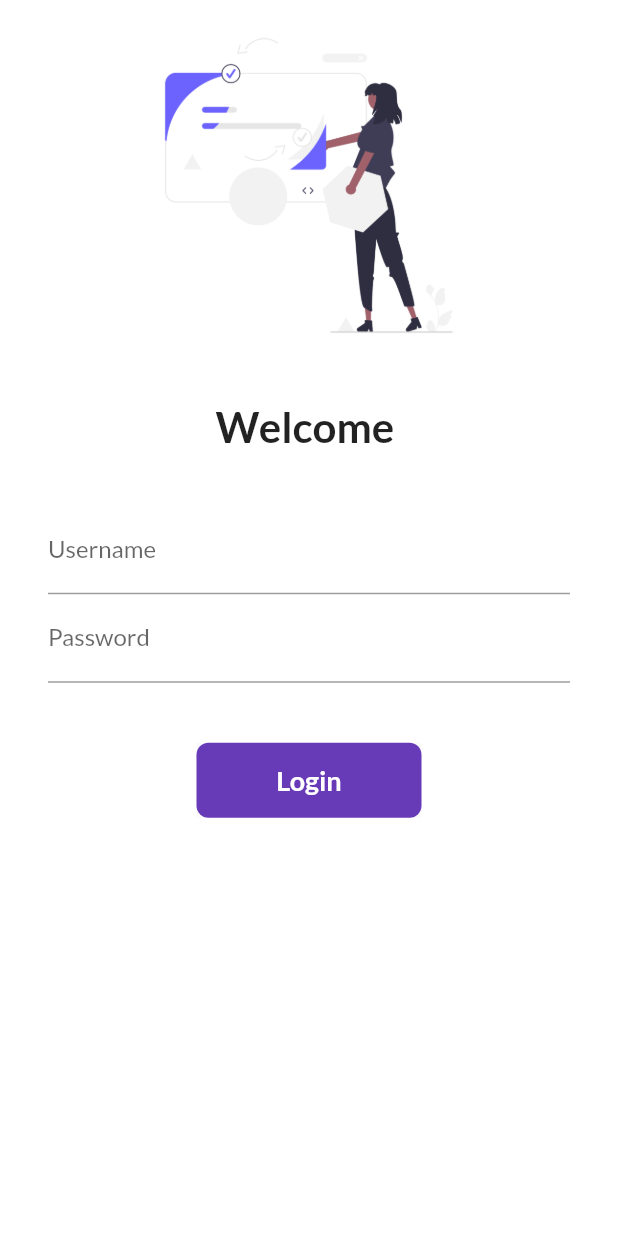
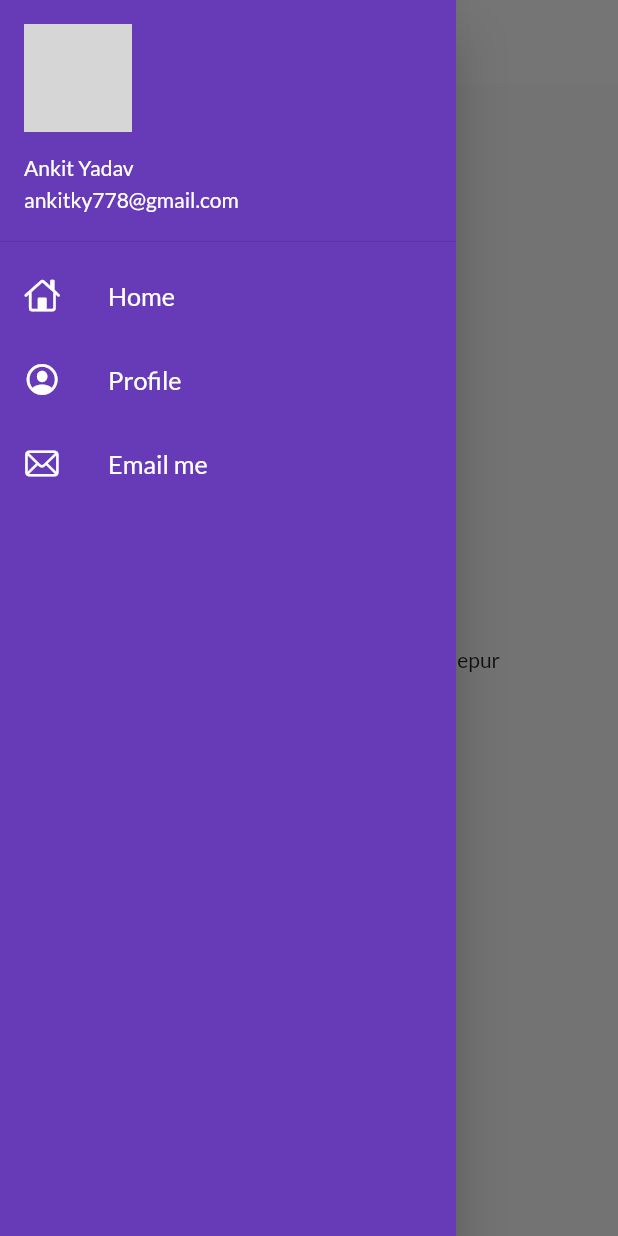
Before and after one commit to vickyjacks/flutter_project, a Flutter app: the screen it shows after launch, with the side drawer open (before the commit the screen has no drawer), on a phone screen of 412 x 824 dp. Run offline on Flutter 3.47's test engine with Material 2 defaults, Android fonts, the phone set to English and light mode, and no system bars; our stand-ins replace google_fonts; grey boxes are pictures that could not be loaded.

Commit message:
add model and drawe

```diff
--- a/lib/main.dart
+++ b/lib/main.dart
@@ -1,8 +1,8 @@
 import 'package:flutter/material.dart';
-import 'package:google_fonts/google_fonts.dart';
 import 'package:tutorial_project/pages/login_page.dart';
 import 'package:tutorial_project/utils/routes.dart';
 import 'pages/home_page.dart';
+import 'widgets/themes.dart';
 
 void main() {
   runApp(MyApp());
@@ -13,14 +13,10 @@ class MyApp extends StatelessWidget {
   Widget build(BuildContext context) {
     return MaterialApp(
       themeMode: ThemeMode.light,
-      theme: ThemeData(
-        primarySwatch: Colors.deepPurple,
-        fontFamily: GoogleFonts.lato().fontFamily,
-      ),
-      darkTheme: ThemeData(
-        brightness: Brightness.dark,
-      ),
-      initialRoute: "/",
+      theme: MyTheme.lightTheme(context),
+      darkTheme: MyTheme.darkTheme(context),
+      debugShowCheckedModeBanner: false,
+      initialRoute: MyRoutes.homeRoute,
       routes: {
         "/": (context) => LoginPage(),
         MyRoutes.homeRoute: (context) => HomePage(),
--- a/lib/pages/home_page.dart
+++ b/lib/pages/home_page.dart
@@ -1,4 +1,5 @@
 import 'package:flutter/material.dart';
+import 'package:tutorial_project/widgets/drawer.dart';
 
 class HomePage extends StatelessWidget {
   final int days = 30;
@@ -14,7 +15,7 @@ class HomePage extends StatelessWidget {
           child: Text("Welcome to $days days of flutter by $name"),
         ),
       ),
-      drawer: Drawer(),
+      drawer: MyDrawer(),
     );
   }
 }
--- a/lib/pages/login_page.dart
+++ b/lib/pages/login_page.dart
@@ -7,11 +7,13 @@ class LoginPage extends StatefulWidget {
 }
 
 class _LoginPageState extends State<LoginPage> {
-  final _formkey = GlobalKey<FormState>();
   String name = "";
   bool changeButton = false;
-  moveToHome() async {
-    if (_formkey.currentState!.validate()) {
+
+  final _formKey = GlobalKey<FormState>();
+
+  moveToHome(BuildContext context) async {
+    if (_formKey.currentState!.validate()) {
       setState(() {
         changeButton = true;
       });
@@ -29,15 +31,12 @@ class _LoginPageState extends State<LoginPage> {
         color: Colors.white,
         child: SingleChildScrollView(
           child: Form(
-            key: _formkey,
+            key: _formKey,
             child: Column(
               children: [
-                Container(
-                  height: MediaQuery.of(context).size.height * 0.3,
-                  child: Image.asset(
-                    "assets/login.png",
-                    fit: BoxFit.cover,
-                  ),
+                Image.asset(
+                  "assets/images/hey.png",
+                  fit: BoxFit.cover,
                 ),
                 SizedBox(
                   height: 20.0,
@@ -64,8 +63,9 @@ class _LoginPageState extends State<LoginPage> {
                         ),
                         validator: (value) {
                           if (value!.isEmpty) {
-                            return "please enter username";
+                            return "Username cannot be empty";
                           }
+
                           return null;
                         },
                         onChanged: (value) {
@@ -81,27 +81,23 @@ class _LoginPageState extends State<LoginPage> {
                         ),
                         validator: (value) {
                           if (value!.isEmpty) {
-                            return "please enter password";
+                            return "Password cannot be empty";
                           } else if (value.length < 6) {
-                            return "password is incoreect";
-                          } else {
-                            return null;
+                            return "Password length should be atleast 6";
                           }
-                        },
-                        onChanged: (value) {
-                          name = value;
-                          setState(() {});
+
+                          return null;
                         },
                       ),
                       SizedBox(
                         height: 40.0,
                       ),
-
                       Material(
+                        color: Colors.deepPurple,
+                        borderRadius:
+                            BorderRadius.circular(changeButton ? 50 : 8),
                         child: InkWell(
-                          onTap: () async {
-                            moveToHome();
-                          },
+                          onTap: () => moveToHome(context),
                           child: AnimatedContainer(
                             duration: Duration(seconds: 1),
                             width: changeButton ? 50 : 150,
@@ -119,22 +115,9 @@ class _LoginPageState extends State<LoginPage> {
                                         fontWeight: FontWeight.bold,
                                         fontSize: 18),
                                   ),
-                            decoration: BoxDecoration(
-                              color: Colors.deepPurple,
-                              borderRadius:
-                                  BorderRadius.circular(changeButton ? 50 : 8),
-                            ),
                           ),
                         ),
                       ),
-
-                      // ElevatedButton(
-                      //   child: Text("Login"),
-                      //   style: TextButton.styleFrom(minimumSize: Size(150, 40)),
-                      //   onPressed: () {
-                      //     Navigator.pushNamed(context, MyRoutes.homeRoute);
-                      //   },
-                      // )
                     ],
                   ),
                 )
--- /dev/null
+++ b/lib/widgets/drawer.dart
@@ -0,0 +1,70 @@
+import 'package:flutter/cupertino.dart';
+import 'package:flutter/material.dart';
+
+class MyDrawer extends StatelessWidget {
+  @override
+  Widget build(BuildContext context) {
+    //final imageUrl =
+    // "https://business.google.com/photos/l/15295807323141294438?hl=en";
+    return Drawer(
+      child: Container(
+        color: Colors.deepPurple,
+        child: ListView(
+          padding: EdgeInsets.zero,
+          children: [
+            DrawerHeader(
+              padding: EdgeInsets.zero,
+              child: UserAccountsDrawerHeader(
+                margin: EdgeInsets.zero,
+                accountName: Text("Ankit Yadav"),
+                accountEmail: Text("ankitky778@gmail.com"),
+                currentAccountPicture: CircleAvatar(
+                  backgroundImage: AssetImage("images/ankitydv.jpg"),
+                ),
+              ),
+            ),
+            ListTile(
+              leading: Icon(
+                CupertinoIcons.home,
+                color: Colors.white,
+              ),
+              title: Text(
+                "Home",
+                textScaleFactor: 1.2,
+                style: TextStyle(
+                  color: Colors.white,
+                ),
+              ),
+            ),
+            ListTile(
+              leading: Icon(
+                CupertinoIcons.profile_circled,
+                color: Colors.white,
+              ),
+              title: Text(
+                "Profile",
+                textScaleFactor: 1.2,
+                style: TextStyle(
+                  color: Colors.white,
+                ),
+              ),
+            ),
+            ListTile(
+              leading: Icon(
+                CupertinoIcons.mail,
+                color: Colors.white,
+              ),
+              title: Text(
+                "Email me",
+                textScaleFactor: 1.2,
+                style: TextStyle(
+                  color: Colors.white,
+                ),
+              ),
+            )
+          ],
+        ),
+      ),
+    );
+  }
+}
--- /dev/null
+++ b/lib/widgets/themes.dart
@@ -0,0 +1,19 @@
+import 'package:flutter/material.dart';
+import 'package:google_fonts/google_fonts.dart';
+
+class MyTheme {
+  static ThemeData lightTheme(BuildContext context) => ThemeData(
+      primarySwatch: Colors.deepPurple,
+      fontFamily: GoogleFonts.lato().fontFamily,
+      appBarTheme: AppBarTheme(
+        color: Colors.white,
+        elevation: 0.0,
+        iconTheme: IconThemeData(color: Colors.black),
+        toolbarTextStyle: Theme.of(context).textTheme.bodyText2,
+        titleTextStyle: Theme.of(context).textTheme.headline6,
+      ));
+
+  static ThemeData darkTheme(BuildContext context) => ThemeData(
+        brightness: Brightness.dark,
+      );
+}
```
Also changed, not shown: lib/models/catalog.dart (added, +27 -0 lines), assets/images/ankitydv.jpg (added), assets/images/hey.png (added), assets/images/login_image.png (added), assets/login.png (deleted).
